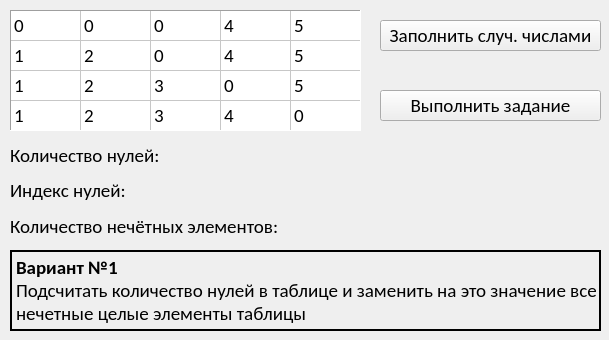
Old version of the form UI/table.ui in the repository Meirbek-dev/Table-Array_Manipulations.
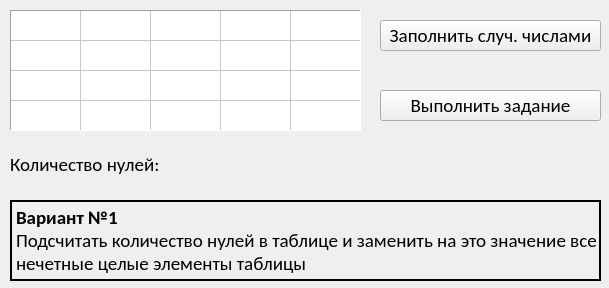
New version of the form. Icons and pictures are not drawn.

```diff
--- a/UI/table.ui
+++ b/UI/table.ui
@@ -10,7 +10,7 @@
                 <x>0</x>
                 <y>0</y>
                 <width>609</width>
-                <height>340</height>
+                <height>288</height>
             </rect>
         </property>
         <property name="sizePolicy">
@@ -22,13 +22,13 @@
         <property name="minimumSize">
             <size>
                 <width>609</width>
-                <height>340</height>
+                <height>288</height>
             </size>
         </property>
         <property name="maximumSize">
             <size>
                 <width>609</width>
-                <height>340</height>
+                <height>288</height>
             </size>
         </property>
         <property name="font">
@@ -101,7 +101,7 @@
             <property name="geometry">
                 <rect>
                     <x>10</x>
-                    <y>250</y>
+                    <y>200</y>
                     <width>591</width>
                     <height>81</height>
                 </rect>
@@ -226,102 +226,102 @@
             </column>
             <item row="0" column="0">
                 <property name="text">
-                    <string>0</string>
+                    <string/>
                 </property>
             </item>
             <item row="0" column="1">
                 <property name="text">
-                    <string>0</string>
+                    <string/>
                 </property>
             </item>
             <item row="0" column="2">
                 <property name="text">
-                    <string>0</string>
+                    <string/>
                 </property>
             </item>
             <item row="0" column="3">
                 <property name="text">
-                    <string>4</string>
+                    <string/>
                 </property>
             </item>
             <item row="0" column="4">
                 <property name="text">
-                    <string>5</string>
+                    <string/>
                 </property>
             </item>
             <item row="1" column="0">
                 <property name="text">
-                    <string>1</string>
+                    <string/>
                 </property>
             </item>
             <item row="1" column="1">
                 <property name="text">
-                    <string>2</string>
+                    <string/>
                 </property>
             </item>
             <item row="1" column="2">
                 <property name="text">
-                    <string>0</string>
+                    <string/>
                 </property>
             </item>
             <item row="1" column="3">
                 <property name="text">
-                    <string>4</string>
+                    <string/>
                 </property>
             </item>
             <item row="1" column="4">
                 <property name="text">
-                    <string>5</string>
+                    <string/>
                 </property>
             </item>
             <item row="2" column="0">
                 <property name="text">
-                    <string>1</string>
+                    <string/>
                 </property>
             </item>
             <item row="2" column="1">
                 <property name="text">
-                    <string>2</string>
+                    <string/>
                 </property>
             </item>
             <item row="2" column="2">
                 <property name="text">
-                    <string>3</string>
+                    <string/>
                 </property>
             </item>
             <item row="2" column="3">
                 <property name="text">
-                    <string>0</string>
+                    <string/>
                 </property>
             </item>
             <item row="2" column="4">
                 <property name="text">
-                    <string>5</string>
+                    <string/>
                 </property>
             </item>
             <item row="3" column="0">
                 <property name="text">
-                    <string>1</string>
+                    <string/>
                 </property>
             </item>
             <item row="3" column="1">
                 <property name="text">
-                    <string>2</string>
+                    <string/>
                 </property>
             </item>
             <item row="3" column="2">
                 <property name="text">
-                    <string>3</string>
+                    <string/>
                 </property>
             </item>
             <item row="3" column="3">
                 <property name="text">
-                    <string>4</string>
+                    <string/>
                 </property>
             </item>
             <item row="3" column="4">
                 <property name="text">
-                    <string>0</string>
+                    <string/>
                 </property>
             </item>
         </widget>
@@ -331,34 +331,16 @@
                     <x>10</x>
                     <y>140</y>
                     <width>591</width>
-                    <height>101</height>
+                    <height>48</height>
                 </rect>
             </property>
             <layout class="QHBoxLayout" name="horizontalLayout">
                 <item>
-                    <layout class="QVBoxLayout" name="verticalLayout">
-                        <item>
-                            <widget class="QLabel" name="label_zero_amount">
-                                <property name="text">
-                                    <string>Количество нулей:</string>
-                                </property>
-                            </widget>
-                        </item>
-                        <item>
-                            <widget class="QLabel" name="label_zero_index">
-                                <property name="text">
-                                    <string>Индекс нулей:</string>
-                                </property>
-                            </widget>
-                        </item>
-                        <item>
-                            <widget class="QLabel" name="label_odds">
-                                <property name="text">
-                                    <string>Количество нечётных элементов:</string>
-                                </property>
-                            </widget>
-                        </item>
-                    </layout>
+                    <widget class="QLabel" name="label_zero_amount">
+                        <property name="text">
+                            <string>Количество нулей:</string>
+                        </property>
+                    </widget>
                 </item>
                 <item>
                     <widget class="QLabel" name="label_status">
@@ -376,6 +358,9 @@
                         <property name="text">
                             <string>&lt;html&gt;&lt;head/&gt;&lt;body&gt;&lt;p&gt;&lt;br/&gt;&lt;/p&gt;&lt;/body&gt;&lt;/html&gt;</string>
                         </property>
+                        <property name="alignment">
+                            <set>Qt::AlignCenter</set>
+                        </property>
                     </widget>
                 </item>
             </layout>
```
